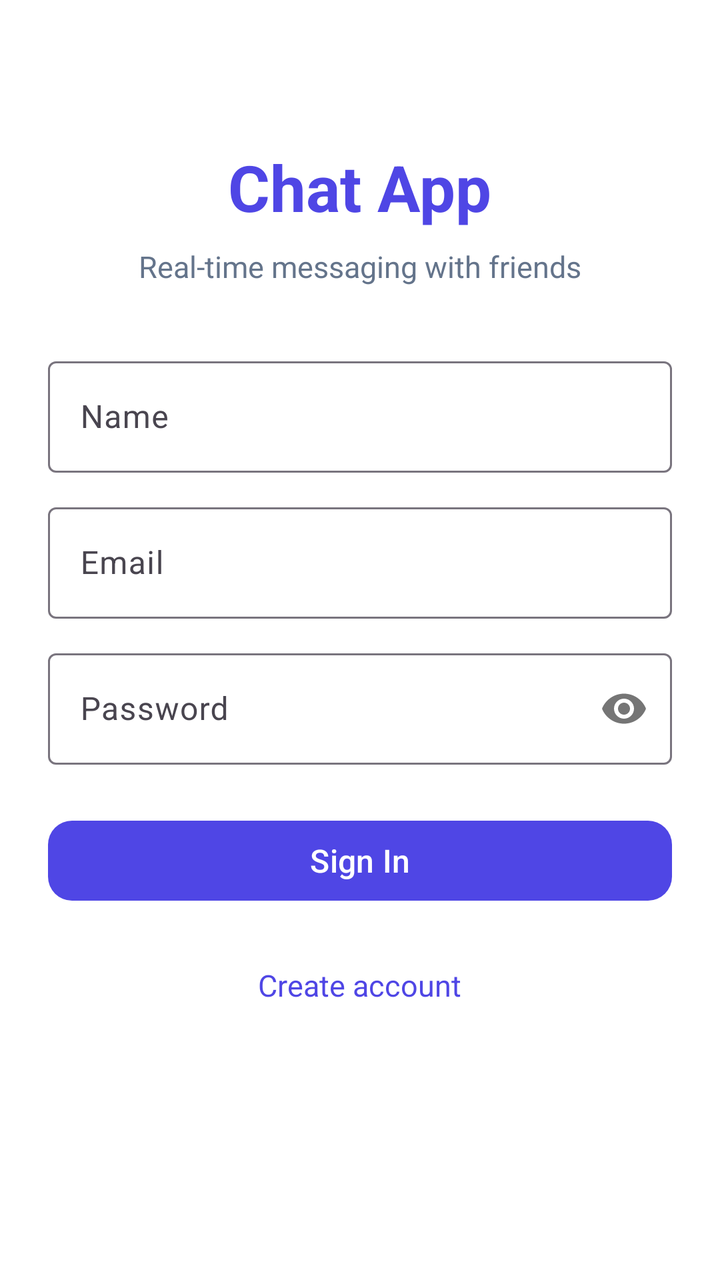
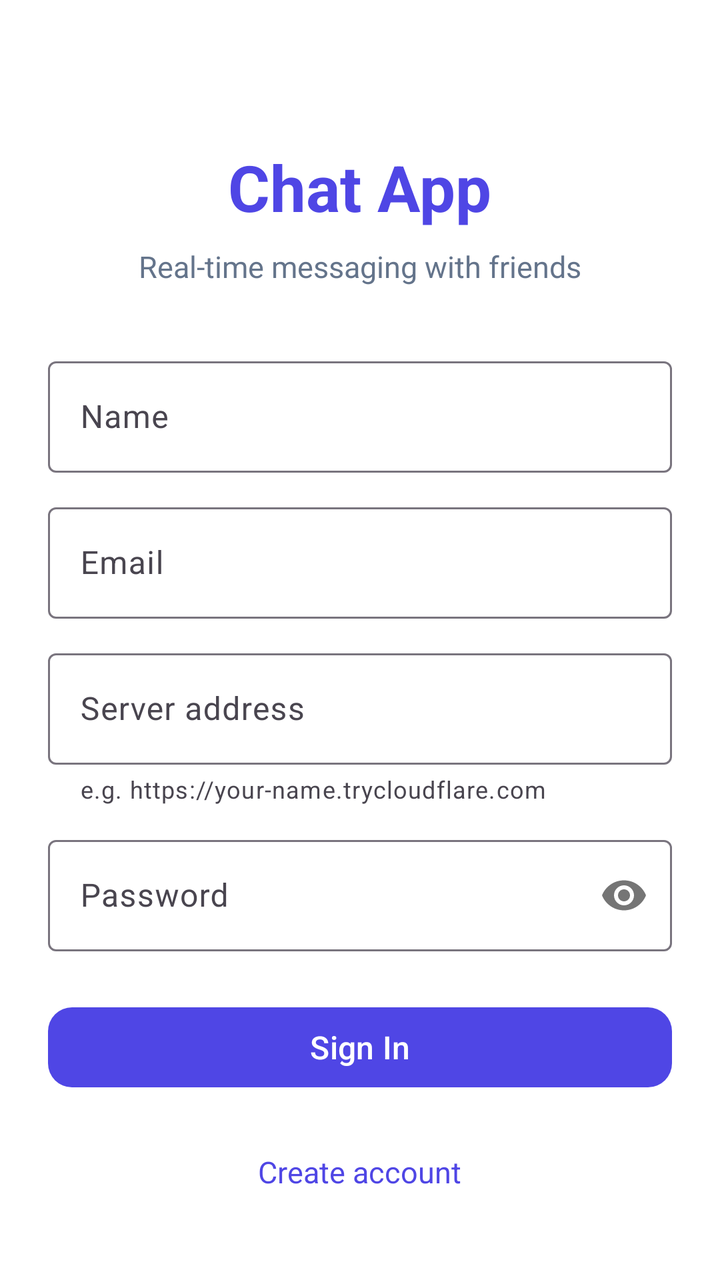

The first picture is an Android layout as it rendered before a commit; the second is the same layout after the commit. The layout source and the unified diff follow.
<!-- AndroidManifest.xml: application theme Theme.ChatApp -->
<!-- res/layout/activity_login.xml -->
<?xml version="1.0" encoding="utf-8"?>
<ScrollView xmlns:android="http://schemas.android.com/apk/res/android"
    xmlns:app="http://schemas.android.com/apk/res-auto"
    android:layout_width="match_parent"
    android:layout_height="match_parent"
    android:background="@color/white"
    android:fillViewport="true">

    <LinearLayout
        android:layout_width="match_parent"
        android:layout_height="wrap_content"
        android:gravity="center_horizontal"
        android:orientation="vertical"
        android:padding="24dp">

        <TextView
            android:layout_width="wrap_content"
            android:layout_height="wrap_content"
            android:layout_marginTop="48dp"
            android:text="@string/app_name"
            android:textColor="@color/primary"
            android:textSize="32sp"
            android:textStyle="bold" />

        <TextView
            android:layout_width="wrap_content"
            android:layout_height="wrap_content"
            android:layout_marginTop="8dp"
            android:layout_marginBottom="32dp"
            android:text="@string/tagline"
            android:textColor="@color/gray_text"
            android:textSize="15sp" />

        <com.google.android.material.textfield.TextInputLayout
            android:id="@+id/tilName"
            android:layout_width="match_parent"
            android:layout_height="wrap_content"
            android:hint="@string/name"
            app:boxBackgroundMode="outline">

            <com.google.android.material.textfield.TextInputEditText
                android:id="@+id/inputName"
                android:layout_width="match_parent"
                android:layout_height="wrap_content"
                android:inputType="textCapWords" />
        </com.google.android.material.textfield.TextInputLayout>

        <com.google.android.material.textfield.TextInputLayout
            android:id="@+id/tilEmail"
            android:layout_width="match_parent"
            android:layout_height="wrap_content"
            android:layout_marginTop="12dp"
            android:hint="@string/email"
            app:boxBackgroundMode="outline">

            <com.google.android.material.textfield.TextInputEditText
                android:id="@+id/inputEmail"
                android:layout_width="match_parent"
                android:layout_height="wrap_content"
                android:inputType="textEmailAddress" />
        </com.google.android.material.textfield.TextInputLayout>

        <com.google.android.material.textfield.TextInputLayout
            android:id="@+id/tilPassword"
            android:layout_width="match_parent"
            android:layout_height="wrap_content"
            android:layout_marginTop="12dp"
            android:hint="@string/password"
            app:boxBackgroundMode="outline"
            app:passwordToggleEnabled="true">

            <com.google.android.material.textfield.TextInputEditText
                android:id="@+id/inputPassword"
                android:layout_width="match_parent"
                android:layout_height="wrap_content"
                android:inputType="textPassword" />
        </com.google.android.material.textfield.TextInputLayout>

        <com.google.android.material.button.MaterialButton
            android:id="@+id/btnSubmit"
            android:layout_width="match_parent"
            android:layout_height="wrap_content"
            android:layout_marginTop="24dp"
            android:text="@string/sign_in"
            android:textSize="16sp"
            app:cornerRadius="12dp" />

        <ProgressBar
            android:id="@+id/progress"
            android:layout_width="32dp"
            android:layout_height="32dp"
            android:layout_marginTop="16dp"
            android:indeterminateTint="@color/primary"
            android:visibility="gone" />

        <TextView
            android:id="@+id/toggleMode"
            android:layout_width="wrap_content"
            android:layout_height="wrap_content"
            android:layout_marginTop="20dp"
            android:padding="8dp"
            android:text="@string/create_account"
            android:textColor="@color/primary"
            android:textSize="15sp" />
    </LinearLayout>
</ScrollView>
<!-- resources referenced by this layout -->
<resources>
  <color name="gray_text">#64748B</color>
  <color name="primary">#4F46E5</color>
  <color name="white">#FFFFFF</color>
  <string name="app_name">Chat App</string>
  <string name="create_account">Create account</string>
  <string name="email">Email</string>
  <string name="name">Name</string>
  <string name="password">Password</string>
  <string name="sign_in">Sign In</string>
  <string name="tagline">Real-time messaging with friends</string>
  <style name="Theme.ChatApp" parent="Theme.Material3.DayNight.NoActionBar">
          <item name="colorPrimary">@color/primary</item>
          <item name="colorOnPrimary">@color/white</item>
          <item name="colorPrimaryContainer">@color/primary_light</item>
          <item name="colorSecondary">@color/accent</item>
          <item name="android:statusBarColor">@color/primary_dark</item>
          <item name="android:windowBackground">@color/white</item>
      </style>
  <color name="primary_light">#EEF2FF</color>
  <color name="accent">#22C55E</color>
  <color name="primary_dark">#4338CA</color>
</resources>

<!-- the commit's change to res/layout/activity_login.xml (unified diff, before → after) -->
@@ -61,6 +61,22 @@
         </com.google.android.material.textfield.TextInputLayout>
 
         <com.google.android.material.textfield.TextInputLayout
+            android:id="@+id/tilServer"
+            android:layout_width="match_parent"
+            android:layout_height="wrap_content"
+            android:layout_marginTop="12dp"
+            android:hint="@string/server_address"
+            app:boxBackgroundMode="outline"
+            app:helperText="@string/server_hint">
+
+            <com.google.android.material.textfield.TextInputEditText
+                android:id="@+id/inputServer"
+                android:layout_width="match_parent"
+                android:layout_height="wrap_content"
+                android:inputType="textUri" />
+        </com.google.android.material.textfield.TextInputLayout>
+
+        <com.google.android.material.textfield.TextInputLayout
             android:id="@+id/tilPassword"
             android:layout_width="match_parent"
             android:layout_height="wrap_content"
<!-- resource entries referenced after the edit -->
@@ -8,6 +8,8 @@
   <string name="email">Email</string>
   <string name="name">Name</string>
   <string name="password">Password</string>
+  <string name="server_address">Server address</string>
+  <string name="server_hint">e.g. https://your-name.trycloudflare.com</string>
   <string name="sign_in">Sign In</string>
   <string name="tagline">Real-time messaging with friends</string>
   <style name="Theme.ChatApp" parent="Theme.Material3.DayNight.NoActionBar">
